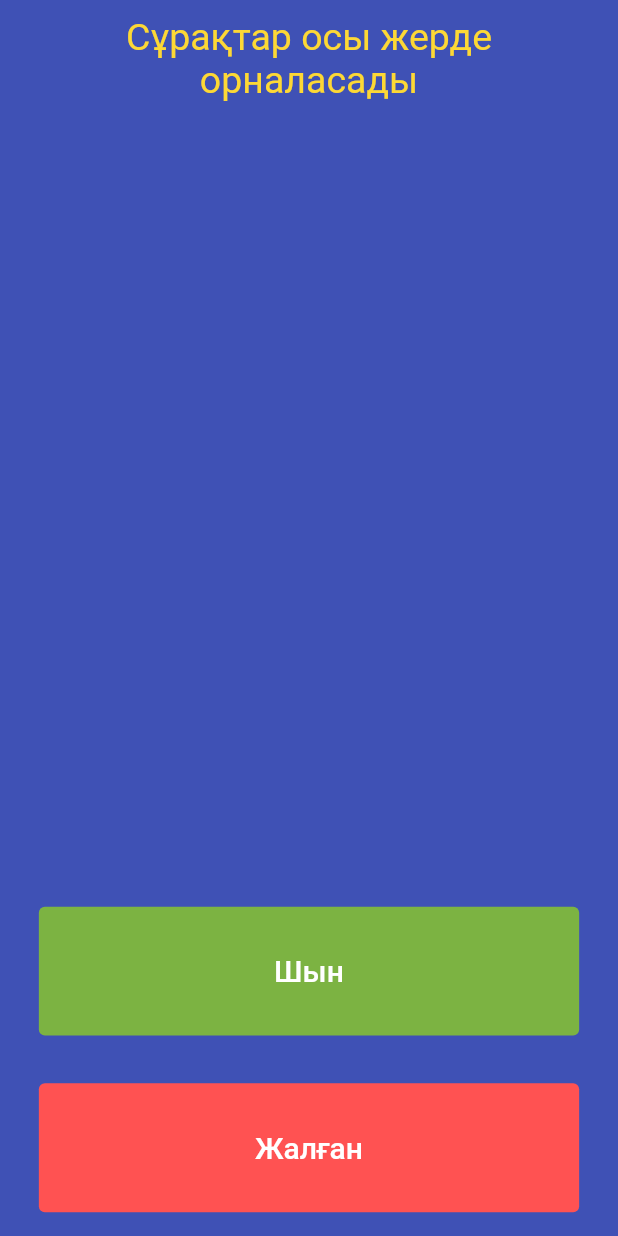
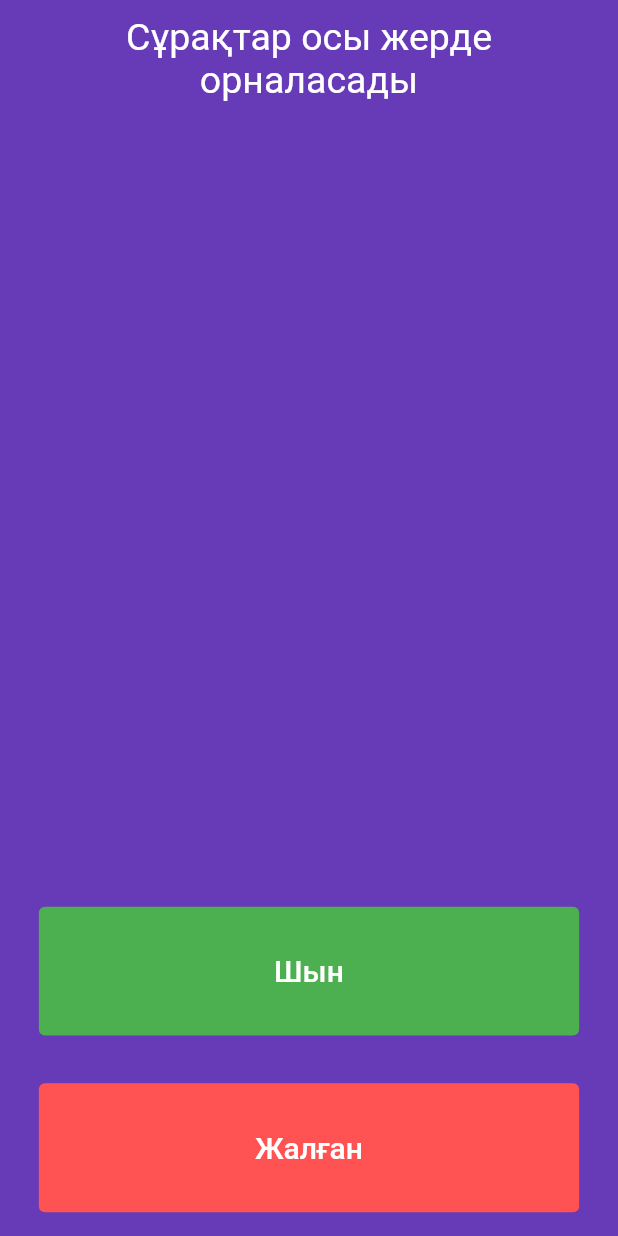
Before and after one commit to Codeupkz/quiz_app, a Flutter app: the screen it shows after launch, on a phone screen of 412 x 824 dp. Run offline on Flutter 3.47's test engine with Material 2 defaults, Android fonts, the phone set to English and light mode, and no system bars.

Commit message:
Sifro-Ed

```diff
--- a/lib/main.dart
+++ b/lib/main.dart
@@ -11,7 +11,7 @@ class Quiz extends StatelessWidget {
     return MaterialApp(
       debugShowCheckedModeBanner: false,
       home: Scaffold(
-        backgroundColor: Colors.indigo,
+        backgroundColor: Colors.deepPurple,
         body: SafeArea(
           child: Padding(
             padding: EdgeInsets.symmetric(horizontal: 10.0),
@@ -45,7 +45,7 @@ class _QuizViewState extends State<QuizView> {
               textAlign: TextAlign.center,
               style: TextStyle(
                 fontSize: 25.0,
-                color: Colors.yellow[600],
+                color: Colors.white,
               ),
             ),
           ),
@@ -55,7 +55,7 @@ class _QuizViewState extends State<QuizView> {
             padding: EdgeInsets.all(15.9),
             child: TextButton(
               style: TextButton.styleFrom(
-                backgroundColor: Colors.lightGreen[600],
+                backgroundColor: Colors.green,
               ),
               onPressed: () {},
               child: Text(
```
